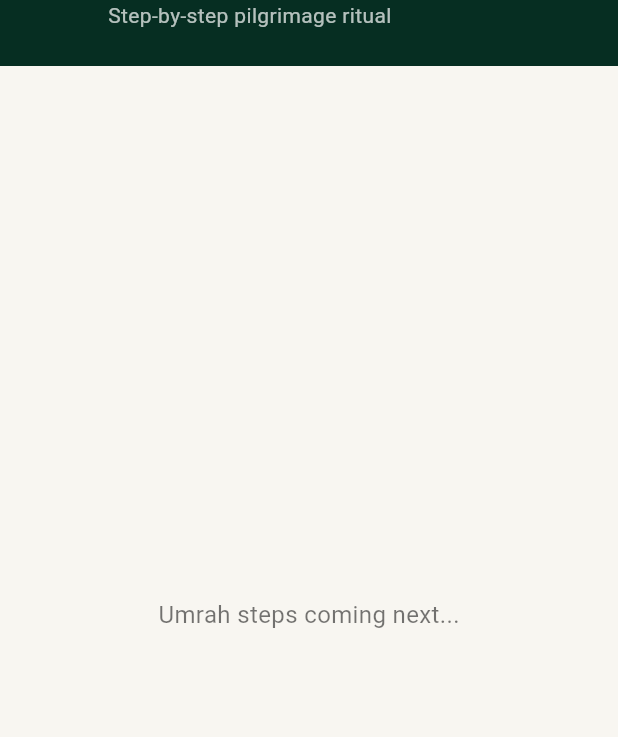
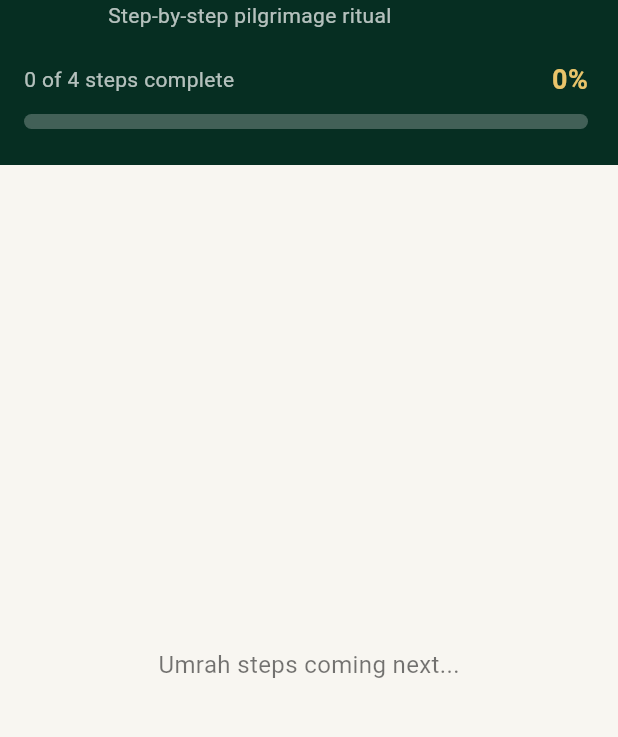
Before and after one commit to ali2011111/hajj-umrah-guide, a Flutter app: the UmrahScreen screen opened directly, on a phone screen of 412 x 824 dp, the part 72-809 px from its top. Run offline on Flutter 3.47's test engine with Material 3 defaults, Android fonts, the light colour scheme and no system bars; network calls fail.

Commit message:
feat: add Umrah progress indicator

```diff
--- a/lib/screens/umrah_screen.dart
+++ b/lib/screens/umrah_screen.dart
@@ -1,29 +1,77 @@
 import 'package:flutter/material.dart';
 
+// Farger som brukes gjennom Umrah-guiden.
+// Disse kan senere flyttes til et felles theme for hele appen.
 const Color kDarkGreen = Color(0xFF062E22);
 const Color kGold = Color(0xFFE9C46A);
 const Color kBackground = Color(0xFFF8F6F1);
 
-class UmrahScreen extends StatelessWidget {
+
+// StatefulWidget brukes fordi progresjonen i guiden
+// skal kunne endres når brukeren fullfører ritualene.
+class UmrahScreen extends StatefulWidget {
   const UmrahScreen({super.key});
 
   @override
+  State<UmrahScreen> createState() => _UmrahScreenState();
+}
+
+
+class _UmrahScreenState extends State<UmrahScreen> {
+
+  // Holder styr på hvor mange av de fire hovedstegene
+  // i Umrah som brukeren har fullført.
+  int _completedSteps = 0;
+
+  @override
   Widget build(BuildContext context) {
+
+    // LinearProgressIndicator forventer en verdi mellom 0.0 og 1.0.
+    // Derfor deler vi antall fullførte steg på totalt antall steg.
+    //
+    // Eksempel:
+    // 0 / 4 = 0.00 → 0 %
+    // 1 / 4 = 0.25 → 25 %
+    // 2 / 4 = 0.50 → 50 %
+    final double progress = _completedSteps / 4;
+
     return Scaffold(
       backgroundColor: kBackground,
+
       body: Column(
         children: [
+
+          // ─────────────────────────────────────
+          // HEADER
+          // ─────────────────────────────────────
+          //
+          // Headeren inneholder:
+          // - tilbakeknapp
+          // - navn på guiden
+          // - antall fullførte steg
+          // - visuell progress bar
           Container(
             width: double.infinity,
             color: kDarkGreen,
+
+            // SafeArea hindrer innholdet i å havne bak
+            // statuslinjen/notch på telefonen.
             child: SafeArea(
               bottom: false,
               child: Padding(
                 padding: const EdgeInsets.fromLTRB(16, 12, 20, 24),
-                child: Row(
+
+                child: Column(
+                  crossAxisAlignment: CrossAxisAlignment.start,
+                  children: [
+
+                    // Tittelrad med tilbakeknapp.
+                    Row(
                       children: [
                         IconButton(
                           onPressed: () {
+                            // Går tilbake til forrige skjerm,
+                            // som normalt vil være HomeScreen.
                             Navigator.pop(context);
                           },
                           icon: const Icon(
@@ -59,10 +107,63 @@ class UmrahScreen extends StatelessWidget {
                         ),
                       ],
                     ),
+
+                    const SizedBox(height: 20),
+
+                    // Viser progresjonen både som antall steg
+                    // og som prosent.
+                    Row(
+                      mainAxisAlignment: MainAxisAlignment.spaceBetween,
+                      children: [
+                        Text(
+                          '$_completedSteps of 4 steps complete',
+                          style: const TextStyle(
+                            color: Colors.white70,
+                            fontSize: 14,
+                          ),
+                        ),
+
+                        // progress er mellom 0 og 1.
+                        // Vi ganger med 100 for å vise prosent.
+                        Text(
+                          '${(progress * 100).round()}%',
+                          style: const TextStyle(
+                            color: kGold,
+                            fontSize: 18,
+                            fontWeight: FontWeight.bold,
+                          ),
+                        ),
+                      ],
+                    ),
+
+                    const SizedBox(height: 10),
+
+                    // Selve progressbaren.
+                    // ClipRRect brukes for å gi den avrundede hjørner.
+                    ClipRRect(
+                      borderRadius: BorderRadius.circular(20),
+                      child: LinearProgressIndicator(
+                        value: progress,
+                        minHeight: 10,
+                        backgroundColor: Colors.white24,
+                        valueColor: const AlwaysStoppedAnimation<Color>(
+                          kGold,
+                        ),
+                      ),
+                    ),
+                  ],
+                ),
               ),
             ),
           ),
 
+          // ─────────────────────────────────────
+          // GUIDE CONTENT
+          // ─────────────────────────────────────
+          //
+          // Midlertidig placeholder.
+          // I neste steg erstatter vi denne med
+          // de fire ritualkortene.
           const Expanded(
             child: Center(
               child: Text(
```
Lines whose indentation alone changed are shown as unchanged.
